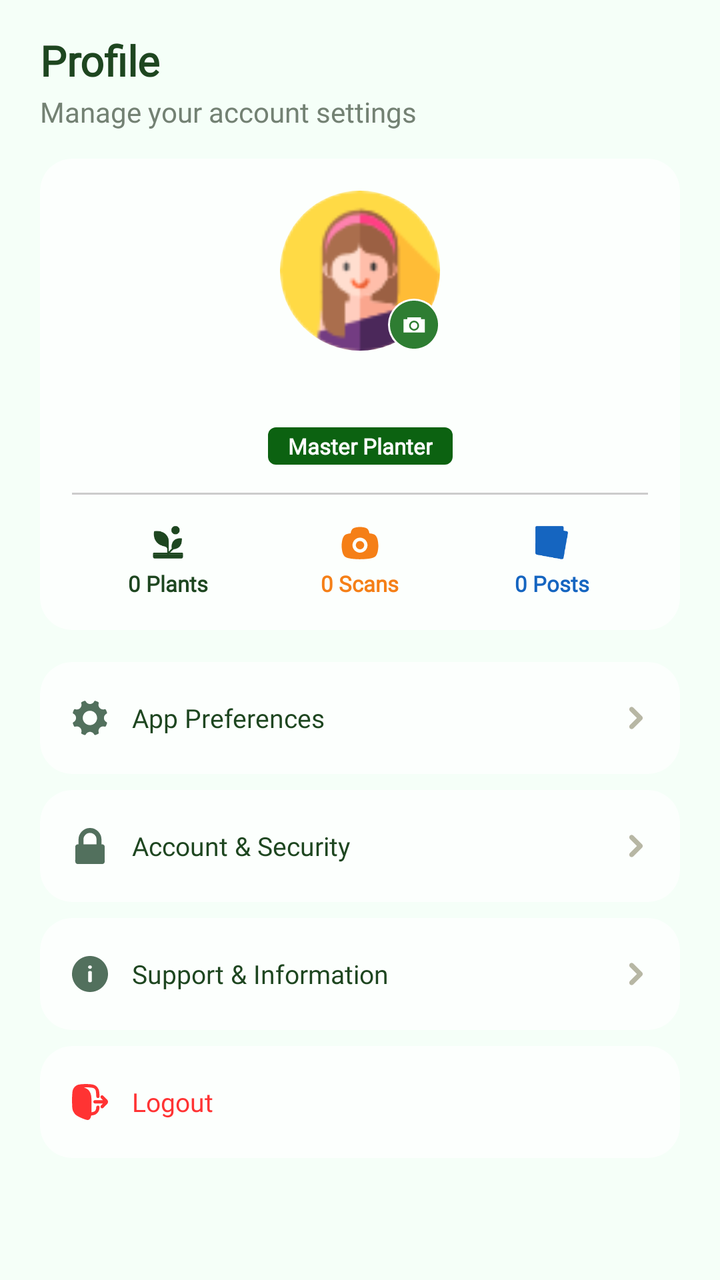
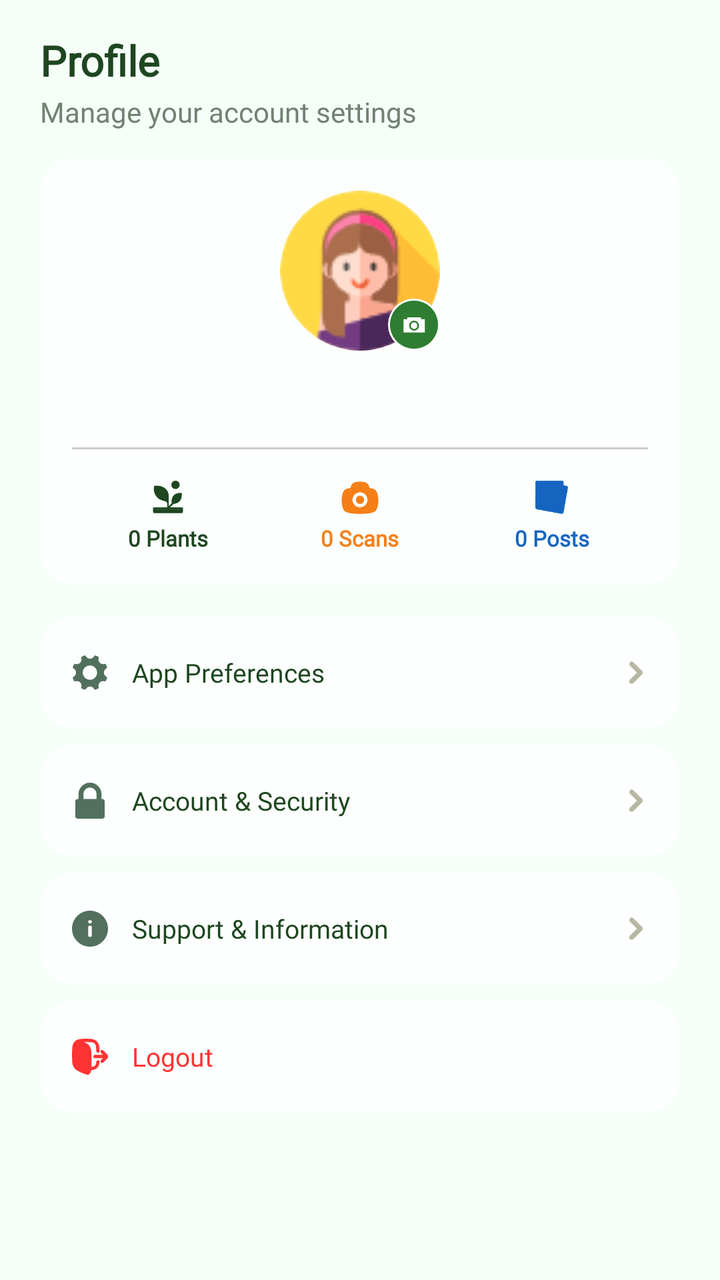

Two renders of the same Android screen: before a commit and after it. Below are the layout's source before the change and the commit's diff.
<!-- AndroidManifest.xml: application theme Theme.SmartGrow -->
<!-- res/layout/fragment_profile.xml -->
<?xml version="1.0" encoding="utf-8"?>
<androidx.constraintlayout.widget.ConstraintLayout
    xmlns:android="http://schemas.android.com/apk/res/android"
    xmlns:app="http://schemas.android.com/apk/res-auto"
    xmlns:tools="http://schemas.android.com/tools"
    android:layout_width="match_parent"
    android:layout_height="match_parent"
    android:background="@color/app_background"
    android:clipChildren="false"
    android:clipToPadding="false">

    <androidx.core.widget.NestedScrollView
        android:layout_width="match_parent"
        android:layout_height="match_parent"
        android:fillViewport="true">

        <androidx.constraintlayout.widget.ConstraintLayout
            android:layout_width="match_parent"
            android:layout_height="wrap_content"
            android:paddingHorizontal="20dp"
            android:paddingVertical="16dp">

            <TextView
                android:id="@+id/tv_profile_title"
                android:layout_width="0dp"
                android:layout_height="wrap_content"
                android:text="Profile"
                android:textSize="21sp"
                android:textStyle="bold"
                android:textColor="@color/profile_title_color"
                android:fontFamily="@font/inter_extrabold"
                app:layout_constraintTop_toTopOf="parent"
                app:layout_constraintStart_toStartOf="parent"
                app:layout_constraintEnd_toEndOf="parent"/>

            <TextView
                android:id="@+id/tv_profile_subtitle"
                android:layout_width="0dp"
                android:layout_height="wrap_content"
                android:text="Manage your account settings"
                android:textColor="@color/profile_subtitle_color"
                android:textSize="14sp"
                android:layout_marginTop="2dp"
                android:fontFamily="@font/inter_semibold"
                app:layout_constraintTop_toBottomOf="@id/tv_profile_title"
                app:layout_constraintStart_toStartOf="parent"
                app:layout_constraintEnd_toEndOf="parent"/>

            <com.google.android.material.card.MaterialCardView
                android:id="@+id/card_profile_info"
                android:layout_width="0dp"
                android:layout_height="wrap_content"
                android:layout_marginTop="14dp"
                app:cardBackgroundColor="@color/profile_card_bg"
                app:cardCornerRadius="16dp"
                app:cardElevation="0dp"
                app:strokeWidth="0dp"
                android:clipChildren="false"
                android:clipToPadding="false"
                app:layout_constraintTop_toBottomOf="@id/tv_profile_subtitle"
                app:layout_constraintStart_toStartOf="parent"
                app:layout_constraintEnd_toEndOf="parent">

                <androidx.constraintlayout.widget.ConstraintLayout
                    android:layout_width="match_parent"
                    android:layout_height="wrap_content"
                    android:padding="16dp">

                    <com.google.android.material.imageview.ShapeableImageView
                        android:id="@+id/iv_profile_pic"
                        android:layout_width="80dp"
                        android:layout_height="80dp"
                        android:scaleType="centerCrop"
                        android:src="@drawable/ic_user"
                        app:shapeAppearanceOverlay="@style/CircleImageView"
                        app:layout_constraintEnd_toEndOf="parent"
                        app:layout_constraintStart_toStartOf="parent"
                        app:layout_constraintTop_toTopOf="parent" />

                    <com.google.android.material.imageview.ShapeableImageView
                        android:id="@+id/btn_camera_badge"
                        android:layout_width="26dp"
                        android:layout_height="26dp"
                        android:src="@drawable/circle"
                        android:scaleType="centerInside"
                        android:background="@drawable/bg_camera"
                        app:layout_constraintBottom_toBottomOf="@id/iv_profile_pic"
                        app:layout_constraintEnd_toEndOf="@id/iv_profile_pic" />

                    <TextView
                        android:id="@+id/tv_user_display_name"
                        android:layout_width="0dp"
                        android:layout_height="wrap_content"
                        android:layout_marginTop="10dp"
                        android:textColor="@color/text_primary"
                        android:textSize="18sp"
                        android:textStyle="bold"
                        android:gravity="center"
                        android:fontFamily="@font/inter_extrabold"
                        app:layout_constraintEnd_toEndOf="parent"
                        app:layout_constraintStart_toStartOf="parent"
                        app:layout_constraintTop_toBottomOf="@id/iv_profile_pic" />

                    <LinearLayout
                        android:id="@+id/layout_rank"
                        android:layout_width="wrap_content"
                        android:layout_height="wrap_content"
                        android:orientation="horizontal"
                        android:gravity="center"
                        android:paddingHorizontal="10dp"
                        android:paddingVertical="2dp"
                        android:background="@drawable/indicator_green"
                        android:layout_marginTop="4dp"
                        app:layout_constraintTop_toBottomOf="@id/tv_user_display_name"
                        app:layout_constraintStart_toStartOf="parent"
                        app:layout_constraintEnd_toEndOf="parent">

                        <TextView
                            android:id="@+id/tv_user_rank"
                            android:layout_width="wrap_content"
                            android:layout_height="wrap_content"
                            android:text="Master Planter"
                            android:textColor="#FFFFFF"
                            android:textSize="11sp"
                            android:textStyle="bold"
                            android:fontFamily="@font/inter_extrabold" />
                    </LinearLayout>

                    <View
                        android:id="@+id/header_divider"
                        android:layout_width="match_parent"
                        android:layout_height="1dp"
                        android:background="@color/divider"
                        android:layout_marginTop="14dp"
                        app:layout_constraintTop_toBottomOf="@id/layout_rank"/>

                    <LinearLayout
                        android:id="@+id/layout_stats_panel"
                        android:layout_width="match_parent"
                        android:layout_height="wrap_content"
                        android:layout_marginTop="14dp"
                        android:orientation="horizontal"
                        android:baselineAligned="false"
                        android:weightSum="3"
                        app:layout_constraintTop_toBottomOf="@id/header_divider">

                        <LinearLayout
                            android:layout_width="0dp"
                            android:layout_height="wrap_content"
                            android:layout_weight="1"
                            android:gravity="center"
                            android:orientation="vertical">
                            <ImageView
                                android:layout_width="20dp"
                                android:layout_height="20dp"
                                android:src="@drawable/ic_plant"
                                app:tint="@color/primary_green"/>
                            <TextView
                                android:id="@+id/tv_stats_plants"
                                android:layout_width="wrap_content"
                                android:layout_height="wrap_content"
                                android:text="0 Plants"
                                android:textStyle="bold"
                                android:textColor="@color/primary_green"
                                android:textSize="11sp"
                                android:layout_marginTop="3dp"
                                android:fontFamily="@font/inter_bold"/>
                        </LinearLayout>

                        <LinearLayout
                            android:layout_width="0dp"
                            android:layout_height="wrap_content"
                            android:layout_weight="1"
                            android:gravity="center"
                            android:orientation="vertical">
                            <ImageView
                                android:layout_width="20dp"
                                android:layout_height="20dp"
                                android:src="@drawable/ic_cam"
                                app:tint="#F57F17"/>
                            <TextView
                                android:id="@+id/tv_stats_scans"
                                android:layout_width="wrap_content"
                                android:layout_height="wrap_content"
                                android:text="0 Scans"
                                android:textStyle="bold"
                                android:textColor="#F57F17"
                                android:textSize="11sp"
                                android:layout_marginTop="3dp"
                                android:fontFamily="@font/inter_bold"/>
                        </LinearLayout>

                        <LinearLayout
                            android:layout_width="0dp"
                            android:layout_height="wrap_content"
                            android:layout_weight="1"
                            android:gravity="center"
                            android:orientation="vertical">
                            <ImageView
                                android:layout_width="20dp"
                                android:layout_height="20dp"
                                android:src="@drawable/ic_post"
                                app:tint="#1565C0"/>
                            <TextView
                                android:id="@+id/tv_stats_posts"
                                android:layout_width="wrap_content"
                                android:layout_height="wrap_content"
                                android:text="0 Posts"
                                android:textStyle="bold"
                                android:textColor="#1565C0"
                                android:textSize="11sp"
                                android:layout_marginTop="3dp"
                                android:fontFamily="@font/inter_bold"/>
                        </LinearLayout>
                    </LinearLayout>
                </androidx.constraintlayout.widget.ConstraintLayout>
            </com.google.android.material.card.MaterialCardView>

            <LinearLayout
                android:layout_width="0dp"
                android:layout_height="wrap_content"
                android:layout_marginTop="16dp"
                android:orientation="vertical"
                android:layout_marginBottom="24dp"
                app:layout_constraintTop_toBottomOf="@id/card_profile_info"
                app:layout_constraintStart_toStartOf="parent"
                app:layout_constraintEnd_toEndOf="parent">

                
                <com.google.android.material.card.MaterialCardView
                    android:id="@+id/btn_preferences"
                    android:layout_width="match_parent"
                    android:layout_height="56dp"
                    android:layout_marginBottom="8dp"
                    app:cardBackgroundColor="@color/profile_card_bg"
                    app:cardCornerRadius="16dp"
                    app:cardElevation="0dp"
                    app:strokeWidth="0dp"
                    android:clickable="true"
                    android:focusable="true">

                    <LinearLayout
                        android:layout_width="match_parent"
                        android:layout_height="match_parent"
                        android:orientation="horizontal"
                        android:gravity="center_vertical"
                        android:paddingStart="16dp"
                        android:paddingEnd="16dp">

                        <ImageView
                            android:layout_width="18dp"
                            android:layout_height="18dp"
                            android:src="@drawable/ic_app"
                            app:tint="@color/text_secondary" />

                        <TextView
                            android:layout_width="0dp"
                            android:layout_height="wrap_content"
                            android:layout_marginStart="12dp"
                            android:layout_weight="1"
                            android:fontFamily="@font/inter_extrabold"
                            android:text="App Preferences"
                            android:textColor="@color/profile_title_color"
                            android:textSize="13sp" />

                        <ImageView
                            android:layout_width="12dp"
                            android:layout_height="14dp"
                            android:src="@drawable/ic_next"
                            app:tint="#b7b7a4" />

                    </LinearLayout>
                </com.google.android.material.card.MaterialCardView>

                
                <com.google.android.material.card.MaterialCardView
                    android:id="@+id/btn_account"
                    android:layout_width="match_parent"
                    android:layout_height="56dp"
                    android:layout_marginBottom="8dp"
                    app:cardBackgroundColor="@color/profile_card_bg"
                    app:cardCornerRadius="16dp"
                    app:cardElevation="0dp"
                    app:strokeWidth="0dp"
                    android:clickable="true"
                    android:focusable="true">

                    <LinearLayout
                        android:layout_width="match_parent"
                        android:layout_height="match_parent"
                        android:orientation="horizontal"
                        android:gravity="center_vertical"
                        android:paddingStart="16dp"
                        android:paddingEnd="16dp">

                        <ImageView
                            android:layout_width="18dp"
                            android:layout_height="18dp"
                            android:src="@drawable/ic_acc_sec"
                            app:tint="@color/text_secondary" />

                        <TextView
                            android:layout_width="0dp"
                            android:layout_height="wrap_content"
                            android:layout_weight="1"
                            android:layout_marginStart="12dp"
                            android:text="Account &amp; Security"
                            android:textColor="@color/profile_title_color"
                            android:fontFamily="@font/inter_extrabold"
                            android:textSize="13sp" />

                        <ImageView
                            android:layout_width="12dp"
                            android:layout_height="12dp"
                            android:src="@drawable/ic_next"
                            app:tint="#b7b7a4" />

                    </LinearLayout>
                </com.google.android.material.card.MaterialCardView>

                
                <com.google.android.material.card.MaterialCardView
                    android:id="@+id/btn_support"
                    android:layout_width="match_parent"
                    android:layout_height="56dp"
                    android:layout_marginBottom="8dp"
                    app:cardBackgroundColor="@color/profile_card_bg"
                    app:cardCornerRadius="16dp"
                    app:cardElevation="0dp"
                    app:strokeWidth="0dp"
                    android:clickable="true"
                    android:focusable="true">

                    <LinearLayout
                        android:layout_width="match_parent"
                        android:layout_height="match_parent"
                        android:orientation="horizontal"
                        android:gravity="center_vertical"
                        android:paddingStart="16dp"
                        android:paddingEnd="16dp">

                        <ImageView
                            android:layout_width="18dp"
                            android:layout_height="18dp"
                            android:src="@drawable/ic_sup_info"
                            app:tint="@color/text_secondary" />

                        <TextView
                            android:layout_width="0dp"
                            android:layout_height="wrap_content"
                            android:layout_weight="1"
                            android:layout_marginStart="12dp"
                            android:text="Support &amp; Information"
                            android:textColor="@color/profile_title_color"
                            android:fontFamily="@font/inter_extrabold"
                            android:textSize="13sp" />

                        <ImageView
                            android:layout_width="12dp"
                            android:layout_height="12dp"
                            android:src="@drawable/ic_next"
                            app:tint="#b7b7a4" />

                    </LinearLayout>
                </com.google.android.material.card.MaterialCardView>

                
                <com.google.android.material.card.MaterialCardView
                    android:id="@+id/btn_logout"
                    android:layout_width="match_parent"
                    android:layout_height="56dp"
                    android:layout_marginBottom="8dp"
                    app:cardBackgroundColor="@color/profile_card_bg"
                    app:cardCornerRadius="16dp"
                    app:cardElevation="0dp"
                    app:strokeWidth="0dp"
                    android:clickable="true"
                    android:focusable="true">

                    <LinearLayout
                        android:layout_width="match_parent"
                        android:layout_height="match_parent"
                        android:orientation="horizontal"
                        android:gravity="center_vertical"
                        android:paddingStart="16dp"
                        android:paddingEnd="16dp">

                        <ImageView
                            android:layout_width="18dp"
                            android:layout_height="18dp"
                            android:src="@drawable/ic_logout_p"
                            app:tint="#FF3333" />

                        <TextView
                            android:layout_width="0dp"
                            android:layout_height="wrap_content"
                            android:layout_weight="1"
                            android:layout_marginStart="12dp"
                            android:text="Logout"
                            android:textColor="#FF3333"
                            android:fontFamily="@font/inter_extrabold"
                            android:textSize="13sp" />


                    </LinearLayout>
                </com.google.android.material.card.MaterialCardView>
            </LinearLayout>
        </androidx.constraintlayout.widget.ConstraintLayout>
    </androidx.core.widget.NestedScrollView>
</androidx.constraintlayout.widget.ConstraintLayout>
<!-- resources referenced by this layout -->
<resources>
  <color name="app_background">#F5FFF8</color>
  <color name="divider">#CCCCCC</color>
  <color name="primary_green">#1e4620</color>
  <color name="profile_card_bg">#B3FFFFFF</color>
  <color name="profile_subtitle_color">#738173</color>
  <color name="profile_title_color">#1e4620</color>
  <color name="text_primary">#1A2E22</color>
  <color name="text_secondary">#52705D</color>
  <!-- drawable bg_camera (drawable) -->
  <?xml version="1.0" encoding="utf-8"?>
  <shape xmlns:android="http://schemas.android.com/apk/res/android"
      android:shape="oval">
      <solid android:color="#ffffff" />
  </shape>
  <!-- drawable ic_next (drawable) -->
  <vector xmlns:android="http://schemas.android.com/apk/res/android"
      android:width="512dp"
      android:height="512dp"
      android:viewportWidth="512"
      android:viewportHeight="512">
    <path
        android:pathData="M276.16,256C274.83,252.53 267.27,246.59 264.35,243.68C254.99,234.34 245.68,224.95 236.29,215.64C210.71,190.25 185.49,164.51 159.84,139.2C151.75,131.23 143.69,123.21 135.74,115.11C130.44,109.72 124.46,104.67 120.34,98.26C99.84,66.31 120.04,21.84 158.74,19.13C189.76,16.96 206.2,41.52 226.05,60.82C270.67,104.2 314.25,148.77 358.14,192.89C377.28,212.13 402.48,230.4 399.86,260.68C397.99,282.31 381.45,295.93 367.03,310.22C339.95,337.06 313.02,364.07 286.12,391.1C265.21,412.11 244.07,432.89 223.24,453.98C212.57,464.78 200.84,479.27 187.65,486.69C171.4,495.83 151.03,494.62 135.4,484.86C116.47,473.03 106.95,447.6 114.28,426.34C117.58,416.74 123.27,409.4 130.33,402.23C165.04,366.96 200.37,332.3 235.35,297.3C245.02,287.64 254.67,277.96 264.35,268.32C267.27,265.41 274.83,259.48 276.16,256Z"
        android:strokeLineJoin="round"
        android:strokeWidth="0.25"
        android:fillColor="#000000"
        android:fillType="evenOdd"
        android:strokeColor="#000000"/>
  </vector>
  <!-- drawable indicator_green (drawable) -->
  <?xml version="1.0" encoding="utf-8"?>
  <shape xmlns:android="http://schemas.android.com/apk/res/android"
      android:shape="rectangle">
      <solid android:color="#0C6211" />
      <corners android:radius="4dp" />
  </shape>
  <style name="CircleImageView">
          <item name="cornerSize">50%</item>
      </style>
  <style name="Theme.SmartGrow" parent="Base.Theme.SmartGrow" />
  <style name="Base.Theme.SmartGrow" parent="Theme.Material3.DayNight.NoActionBar">
          <item name="android:windowBackground">@color/app_background</item>
          <item name="android:windowDisablePreview">true</item>
  
          
          <item name="android:statusBarColor">@color/app_background</item>
          <item name="android:windowLightStatusBar">true</item>
  
          
          <item name="android:navigationBarColor">@color/app_background</item>
          <item name="android:windowLightNavigationBar" ns0:targetApi="o_mr1">true</item>
  
          <item name="android:windowDrawsSystemBarBackgrounds">true</item>
          <item name="android:windowTranslucentStatus">false</item>
          <item name="android:windowTranslucentNavigation">false</item>
  
          
          <item name="popupMenuStyle">@style/ModernPopupMenuStyle</item>
      </style>
  <style name="ModernPopupMenuStyle" parent="Widget.Material3.PopupMenu">
          <item name="android:popupBackground">@android:color/white</item>
      </style>
  <!-- unchanged entries left out for length: 9 -->
</resources>

<!-- the commit's change to res/layout/fragment_profile.xml (unified diff, before → after) -->
@@ -101,30 +101,6 @@
                         app:layout_constraintStart_toStartOf="parent"
                         app:layout_constraintTop_toBottomOf="@id/iv_profile_pic" />
 
-                    <LinearLayout
-                        android:id="@+id/layout_rank"
-                        android:layout_width="wrap_content"
-                        android:layout_height="wrap_content"
-                        android:orientation="horizontal"
-                        android:gravity="center"
-                        android:paddingHorizontal="10dp"
-                        android:paddingVertical="2dp"
-                        android:background="@drawable/indicator_green"
-                        android:layout_marginTop="4dp"
-                        app:layout_constraintTop_toBottomOf="@id/tv_user_display_name"
-                        app:layout_constraintStart_toStartOf="parent"
-                        app:layout_constraintEnd_toEndOf="parent">
-
-                        <TextView
-                            android:id="@+id/tv_user_rank"
-                            android:layout_width="wrap_content"
-                            android:layout_height="wrap_content"
-                            android:text="Master Planter"
-                            android:textColor="#FFFFFF"
-                            android:textSize="11sp"
-                            android:textStyle="bold"
-                            android:fontFamily="@font/inter_extrabold" />
-                    </LinearLayout>
 
                     <View
                         android:id="@+id/header_divider"
@@ -132,7 +108,7 @@
                         android:layout_height="1dp"
                         android:background="@color/divider"
                         android:layout_marginTop="14dp"
-                        app:layout_constraintTop_toBottomOf="@id/layout_rank"/>
+                        app:layout_constraintTop_toBottomOf="@id/tv_user_display_name"/>
 
                     <LinearLayout
                         android:id="@+id/layout_stats_panel"
@@ -404,7 +380,13 @@
 
                     </LinearLayout>
                 </com.google.android.material.card.MaterialCardView>
+                <View
+                    android:id="@+id/bottomSpacer"
+                    android:layout_width="match_parent"
+                    android:layout_height="80dp"
+                    app:layout_constraintTop_toBottomOf="@id/btn_logout" />
             </LinearLayout>
+
         </androidx.constraintlayout.widget.ConstraintLayout>
     </androidx.core.widget.NestedScrollView>
 </androidx.constraintlayout.widget.ConstraintLayout>
<!-- resource entries referenced after the edit -->
@@ -28,13 +28,6 @@
         android:fillType="evenOdd"
         android:strokeColor="#000000"/>
   </vector>
-  <!-- drawable indicator_green (drawable) -->
-  <?xml version="1.0" encoding="utf-8"?>
-  <shape xmlns:android="http://schemas.android.com/apk/res/android"
-      android:shape="rectangle">
-      <solid android:color="#0C6211" />
-      <corners android:radius="4dp" />
-  </shape>
   <style name="CircleImageView">
           <item name="cornerSize">50%</item>
       </style>
